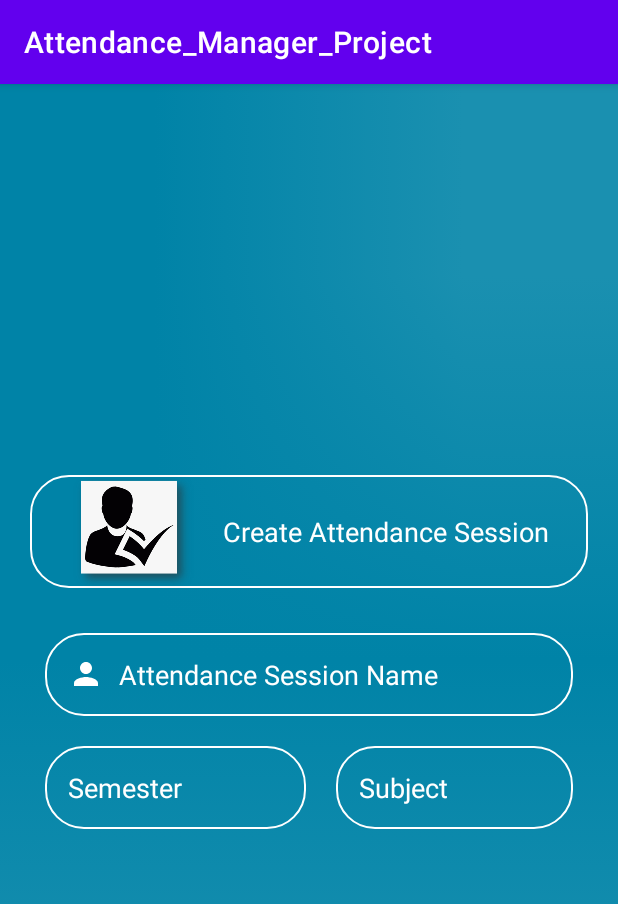
After one commit to Ujas-Goti/Attendance_Manager_Try, an Android app: the Student1 screen opened directly, with no data from a screen before it, on a phone screen of 412 x 824 dp. The commit adds this screen. Shown: the top 904 px of the screen. Run offline under Robolectric (Android 15) with nearby library versions, the phone set to English and light mode, and no system bars.

Commit message:
Student1

```diff
--- a/app/src/main/AndroidManifest.xml
+++ b/app/src/main/AndroidManifest.xml
@@ -9,6 +9,9 @@
         android:roundIcon="@mipmap/ic_launcher_round"
         android:supportsRtl="true"
         android:theme="@style/Theme.Attendance_Manager_Try">
+        <activity
+            android:name=".Student1"
+            android:exported="false" />
         <activity
             android:name=".Session_Create"
             android:exported="false" />
--- /dev/null
+++ b/app/src/main/java/com/example/attendance_manager_try/Student1.java
@@ -0,0 +1,14 @@
+package com.example.attendance_manager_try;
+
+import androidx.appcompat.app.AppCompatActivity;
+
+import android.os.Bundle;
+
+public class Student1 extends AppCompatActivity {
+
+    @Override
+    protected void onCreate(Bundle savedInstanceState) {
+        super.onCreate(savedInstanceState);
+        setContentView(R.layout.activity_student1);
+    }
+}
--- a/app/src/main/res/layout/activity_login.xml
+++ b/app/src/main/res/layout/activity_login.xml
@@ -9,8 +9,8 @@
     android:padding="20dp">
 
     <ImageView
-        android:layout_width="150dp"
-        android:layout_height="100dp"
+        android:layout_width="100dp"
+        android:layout_height="60dp"
         android:contentDescription="@string/logo"
         android:src="@drawable/img" />
 
--- /dev/null
+++ b/app/src/main/res/layout/activity_student1.xml
@@ -0,0 +1,84 @@
+<?xml version="1.0" encoding="utf-8"?>
+<LinearLayout xmlns:android="http://schemas.android.com/apk/res/android"
+    xmlns:app="http://schemas.android.com/apk/res-auto"
+    xmlns:tools="http://schemas.android.com/tools"
+    android:layout_width="match_parent"
+    android:layout_height="match_parent"
+    android:background="@mipmap/back"
+    android:orientation="vertical"
+    android:gravity="center"
+    android:padding="20dp">
+
+    <LinearLayout
+        android:layout_width="match_parent"
+        android:layout_height="wrap_content"
+        android:orientation="horizontal">
+
+        <EditText
+            android:id="@+id/textView"
+            android:layout_width="match_parent"
+            android:layout_height="75dp"
+            android:layout_marginBottom="20dp"
+            android:autofillHints=""
+            android:background="@drawable/shapeemail"
+            android:drawableLeft="@mipmap/logo_foreground"
+            android:drawablePadding="5dp"
+            android:padding="15dp"
+            android:text="@string/create_session"
+            android:textColor="@color/white" />
+    </LinearLayout>
+
+
+    <EditText
+        android:id="@+id/Session_Name"
+        android:layout_width="match_parent"
+        android:layout_height="wrap_content"
+        android:layout_margin="10dp"
+        android:background="@drawable/shapeemail"
+        android:drawableStart="@drawable/ic_person_black_24dp"
+        android:drawablePadding="10dp"
+        android:hint="@string/asession_name"
+        android:importantForAutofill="no"
+        android:inputType="text"
+        android:padding="15dp"
+        android:textColor="@color/white"
+        android:textColorHighlight="@color/white"
+        android:textColorHint="@color/white" />
+
+    <LinearLayout
+        android:layout_width="match_parent"
+        android:layout_height="wrap_content"
+        android:orientation="horizontal">
+
+        <EditText
+            android:id="@+id/Semester"
+            android:layout_width="wrap_content"
+            android:layout_height="wrap_content"
+            android:layout_margin="10dp"
+            android:layout_weight="1"
+            android:background="@drawable/shapeemail"
+            android:hint="Semester"
+            android:importantForAutofill="no"
+            android:inputType="text"
+            android:padding="15dp"
+            android:textColor="@color/white"
+            android:textColorHighlight="@color/white"
+            android:textColorHint="@color/white" />
+        <EditText
+            android:id="@+id/Subject"
+            android:layout_width="wrap_content"
+            android:layout_height="wrap_content"
+            android:layout_margin="10dp"
+            android:layout_weight="1"
+            android:background="@drawable/shapeemail"
+            android:hint="Subject"
+            android:importantForAutofill="no"
+            android:inputType="text"
+            android:padding="15dp"
+            android:textColor="@color/white"
+            android:textColorHighlight="@color/white"
+            android:textColorHint="@color/white" />
+
+    </LinearLayout>
+
+</LinearLayout>
```
